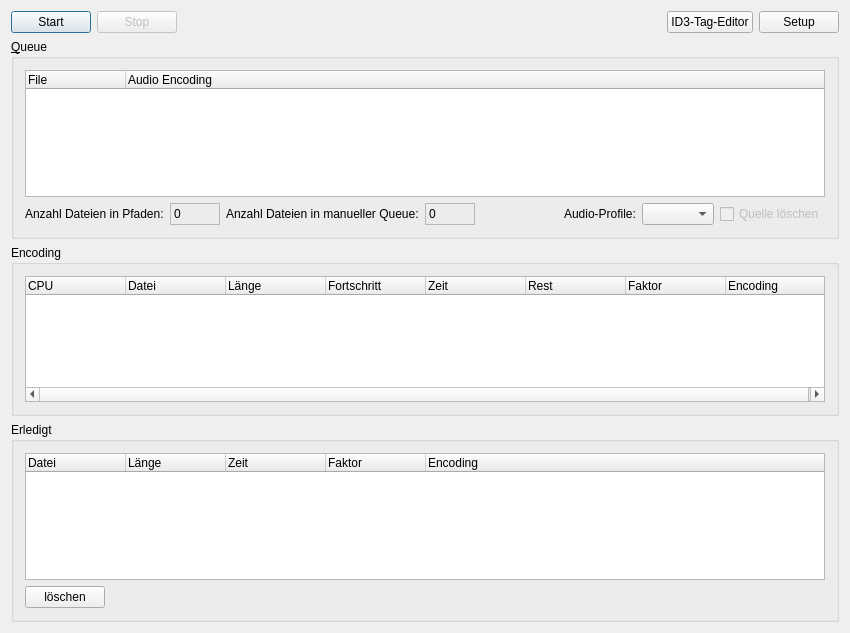
First picture: the form in src/forms/mp3encode/mp3encode.ui, repository pfedick/mp3encoder, before the edit.
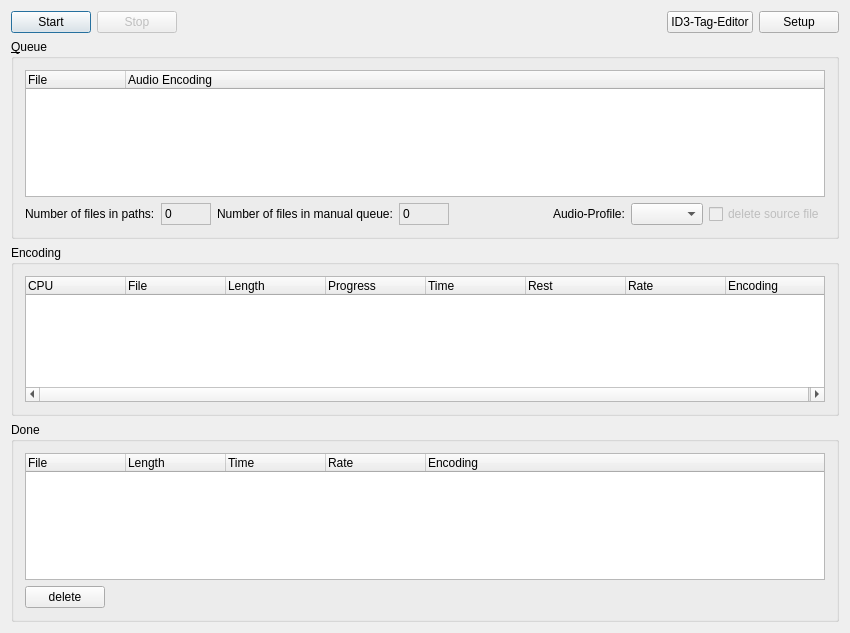
Second picture: the form after the edit. Icons and pictures are not drawn.

What changed in the file:
```diff
--- a/src/forms/mp3encode/mp3encode.ui
+++ b/src/forms/mp3encode/mp3encode.ui
@@ -166,7 +166,7 @@
            </sizepolicy>
           </property>
           <property name="text">
-           <string>Anzahl Dateien in Pfaden:</string>
+           <string>Number of files in paths:</string>
           </property>
          </widget>
         </item>
@@ -204,7 +204,7 @@
            </sizepolicy>
           </property>
           <property name="text">
-           <string>Anzahl Dateien in manueller Queue:</string>
+           <string>Number of files in manual queue:</string>
           </property>
          </widget>
         </item>
@@ -262,7 +262,7 @@
            <bool>false</bool>
           </property>
           <property name="text">
-           <string>Quelle löschen</string>
+           <string>delete source file</string>
           </property>
          </widget>
         </item>
@@ -307,22 +307,22 @@
         </column>
         <column>
          <property name="text">
-          <string>Datei</string>
+          <string>File</string>
          </property>
         </column>
         <column>
          <property name="text">
-          <string>Länge</string>
+          <string>Length</string>
          </property>
         </column>
         <column>
          <property name="text">
-          <string>Fortschritt</string>
+          <string>Progress</string>
          </property>
         </column>
         <column>
          <property name="text">
-          <string>Zeit</string>
+          <string>Time</string>
          </property>
         </column>
         <column>
@@ -332,7 +332,7 @@
         </column>
         <column>
          <property name="text">
-          <string>Faktor</string>
+          <string>Rate</string>
          </property>
         </column>
         <column>
@@ -348,7 +348,7 @@
    <item>
     <widget class="QGroupBox" name="groupBox">
      <property name="title">
-      <string>Erledigt</string>
+      <string>Done</string>
      </property>
      <layout class="QVBoxLayout" name="verticalLayout">
       <item>
@@ -379,22 +379,22 @@
         </property>
         <column>
          <property name="text">
-          <string>Datei</string>
+          <string>File</string>
          </property>
         </column>
         <column>
          <property name="text">
-          <string>Länge</string>
+          <string>Length</string>
          </property>
         </column>
         <column>
          <property name="text">
-          <string>Zeit</string>
+          <string>Time</string>
          </property>
         </column>
         <column>
          <property name="text">
-          <string>Faktor</string>
+          <string>Rate</string>
          </property>
         </column>
         <column>
@@ -409,7 +409,7 @@
         <item>
          <widget class="QPushButton" name="clearButton">
           <property name="text">
-           <string>löschen</string>
+           <string>delete</string>
           </property>
           <property name="icon">
            <iconset resource="../../../resource.qrc">
```
